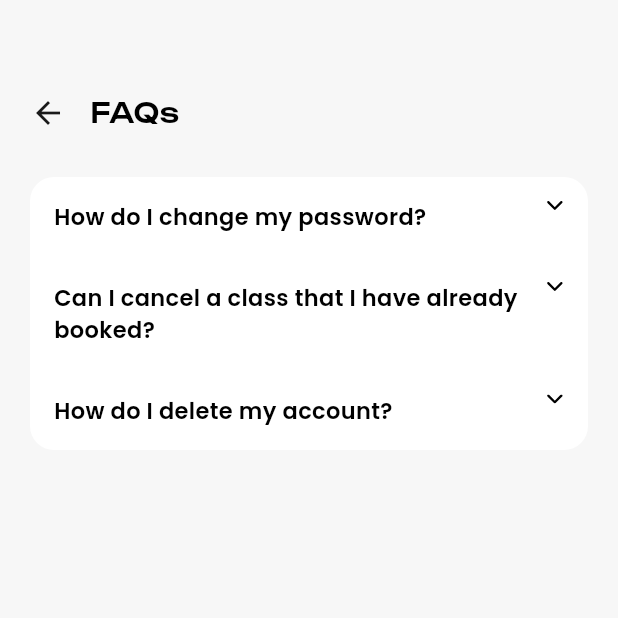
After one commit to RiskyDwiyanti/ads-project, a Flutter app: the FaqView screen opened by its route, on a phone screen of 412 x 824 dp, the top half of it. The commit adds this screen. Run offline on Flutter 3.47's test engine with Material 3 defaults, Android fonts, the phone set to English and light mode, and no system bars; our stand-ins replace flutter_svg, get, google_fonts, hive_flutter, shared_preferences; accounts and stored records are empty.

Commit message:
faq page

```diff
--- /dev/null
+++ b/lib/app/modules/faq/bindings/faq_binding.dart
@@ -0,0 +1,12 @@
+import 'package:get/get.dart';
+
+import '../controllers/faq_controller.dart';
+
+class FaqBinding extends Bindings {
+  @override
+  void dependencies() {
+    Get.lazyPut<FaqController>(
+      () => FaqController(),
+    );
+  }
+}
--- /dev/null
+++ b/lib/app/modules/faq/controllers/faq_controller.dart
@@ -0,0 +1,50 @@
+import 'package:get/get.dart';
+
+class FaqController extends GetxController {
+  //TODO: Implement FaqController
+  var openIndex = RxnInt();
+
+  final faqs = [
+    {
+      'question': 'How do I change my password?',
+      'answer': 'Lorem ipsum dolor sit amet, consectetur adipiscing elit.',
+    },
+    {
+      'question': 'Can I cancel a class that I have already booked?',
+      'answer': 'Lorem ipsum dolor sit amet, consectetur adipiscing elit.',
+    },
+    {
+      'question': 'How do I delete my account?',
+      'answer': 'Lorem ipsum dolor sit amet, consectetur adipiscing elit.',
+    },
+  ];
+
+  void toggleFaq(int index) {
+    if (openIndex.value == index) {
+      openIndex.value = null; // tutup jika sudah terbuka
+    } else {
+      openIndex.value = index; // buka yang baru
+    }
+  }
+
+  bool isOpen(int index) => openIndex.value == index;
+
+
+  final count = 0.obs;
+  @override
+  void onInit() {
+    super.onInit();
+  }
+
+  @override
+  void onReady() {
+    super.onReady();
+  }
+
+  @override
+  void onClose() {
+    super.onClose();
+  }
+
+  void increment() => count.value++;
+}
--- /dev/null
+++ b/lib/app/modules/faq/views/faq_view.dart
@@ -0,0 +1,139 @@
+import 'package:fitpall/app/theme/app_colors.dart';
+import 'package:fitpall/app/theme/app_text.dart';
+import 'package:flutter/material.dart';
+import 'package:flutter_svg/svg.dart';
+
+import 'package:get/get.dart';
+
+import '../controllers/faq_controller.dart';
+
+class FaqView extends GetView<FaqController> {
+  const FaqView({super.key});
+  @override
+  Widget build(BuildContext context) {
+    return Scaffold(
+      backgroundColor: AppColors.background,
+      body: SafeArea(
+        child: Column(
+          crossAxisAlignment: CrossAxisAlignment.start,
+          children: [
+            // ========================== HEADER ==========================
+            Padding(
+              padding: const EdgeInsets.fromLTRB(20, 62, 20, 20),
+              child: Row(
+                children: [
+                  GestureDetector(
+                    onTap: () => Get.back(),
+                    child: const Icon(
+                      Icons.arrow_back,
+                      size: 24,
+                      color: Color(0xFF1A1A1A),
+                    ),
+                  ),
+                  const SizedBox(width: 16),
+                  Text('FAQs', style: AppText.Heading2),
+                  const Spacer(),
+                ],
+              ),
+            ),
+
+            // ========================== FAQ LIST ==========================
+            Expanded(
+              child: SingleChildScrollView(
+                padding: EdgeInsets.fromLTRB(20, 10, 20, 20),
+                child: Container(
+                  decoration: BoxDecoration(
+                    color: AppColors.white,
+                    borderRadius: BorderRadius.circular(16),
+                  ),
+                  child: Obx(() => Column(
+                    children: List.generate(controller.faqs.length, (index) {
+                      final faq = controller.faqs[index];
+                      final islast = index == controller.faqs.length - 1;
+                      return _buildFaqItem(
+                        index: index,
+                        question: faq['question']!,
+                        answer: faq['answer']!,
+                        isLast: islast,
+                      );
+                    }) ,
+                  )),
+                ),
+              ),
+            ),
+          ],
+        ),
+      ),
+    );
+  }
+
+  Widget _buildFaqItem({
+    required int index,
+    required String question,
+    required String answer,
+    required bool isLast,
+  }) {
+    final isOpen = controller.isOpen(index);
+
+    return Column(
+      children: [
+        GestureDetector(
+          onTap: () => controller.toggleFaq(index),
+          behavior: HitTestBehavior.opaque,
+          child: Padding(
+            padding: const EdgeInsets.symmetric(horizontal: 16, vertical: 16),
+            child: Column(
+              crossAxisAlignment: CrossAxisAlignment.start,
+              mainAxisSize: MainAxisSize.min,
+              children: [
+                // Question row
+                Row(
+                  crossAxisAlignment: CrossAxisAlignment.start,
+                  children: [
+                    Expanded(
+                      child: Text(
+                        question,
+                        style: AppText.Body_bold,
+                      ),
+                    ),
+                    const SizedBox(width: 12,),
+                    AnimatedRotation(
+                      turns: isOpen ? 0.5 : 0,
+                      duration: const Duration(milliseconds: 200),
+                      child: SvgPicture.asset(
+                        'assets/icons/arrow_icon.svg',
+                        height: 6,
+                        width: 12,
+                      ),
+                    ),
+                  ],
+                ),
+                // Answer
+                AnimatedCrossFade(
+                  firstChild: const SizedBox.shrink(),
+                  crossFadeState: isOpen ? CrossFadeState.showSecond : CrossFadeState.showFirst,
+                  duration: const Duration(milliseconds: 250),
+                  secondChild: Padding(
+                    padding: const EdgeInsets.only(top: 16),
+                    child: Text(
+                      answer,
+                      style: AppText.Body,
+                    ),
+                  ),
+                ),
+              ],
+            ),
+          ),
+        ),
+
+        // Divider
+        if (!isLast)
+          const Divider(
+            height: 1,
+            thickness: 1,
+            color: AppColors.white,
+          )
+      ],
+    );
+  }
+}
--- a/lib/app/modules/profile/controllers/profile_controller.dart
+++ b/lib/app/modules/profile/controllers/profile_controller.dart
@@ -1,3 +1,4 @@
+import 'package:fitpall/app/routes/app_pages.dart';
 import 'package:get/get.dart';
 
 class ProfileController extends GetxController {
@@ -69,7 +70,7 @@ class ProfileController extends GetxController {
         // Get.toNamed(Routes.THEME);
         break;
       case 'FAQs':
-        // Get.toNamed(Routes.FAQ);
+        Get.toNamed(Routes.FAQ);
         break;
       case 'Send Feedback':
         // Get.toNamed(Routes.FEEDBACK);
--- a/lib/app/routes/app_pages.dart
+++ b/lib/app/routes/app_pages.dart
@@ -6,6 +6,8 @@ import '../modules/class_detail/bindings/class_detail_binding.dart';
 import '../modules/class_detail/views/class_detail_view.dart';
 import '../modules/class_list/bindings/class_list_binding.dart';
 import '../modules/class_list/views/class_list_view.dart';
+import '../modules/faq/bindings/faq_binding.dart';
+import '../modules/faq/views/faq_view.dart';
 import '../modules/home/bindings/home_binding.dart';
 import '../modules/home/views/home_view.dart';
 import '../modules/main/bindings/main_binding.dart';
@@ -99,5 +101,10 @@ class AppPages {
       page: () => const CartView(),
       binding: CartBinding(),
     ),
+    GetPage(
+      name: _Paths.FAQ,
+      page: () => const FaqView(),
+      binding: FaqBinding(),
+    ),
   ];
 }
--- a/lib/app/routes/app_routes.dart
+++ b/lib/app/routes/app_routes.dart
@@ -17,6 +17,7 @@ abstract class Routes {
   static const CLASS_LIST = _Paths.CLASS_LIST;
   static const NOTIFICATION = _Paths.NOTIFICATION;
   static const CART = _Paths.CART;
+  static const FAQ = _Paths.FAQ;
 }
 
 abstract class _Paths {
@@ -35,4 +36,5 @@ abstract class _Paths {
   static const CLASS_LIST = '/class-list';
   static const NOTIFICATION = '/notification';
   static const CART = '/cart';
+  static const FAQ = '/faq';
 }
```
Also changed, not shown: assets/icons/arrow_icon.svg (added).
